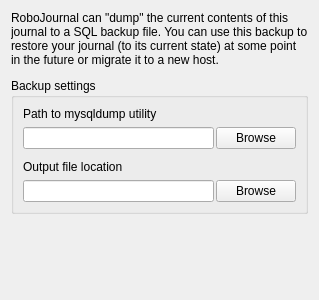
Before: the Qt Designer form ui/exportcreatedump.ui in pwizard2/robojournal, drawn with Qt 5.
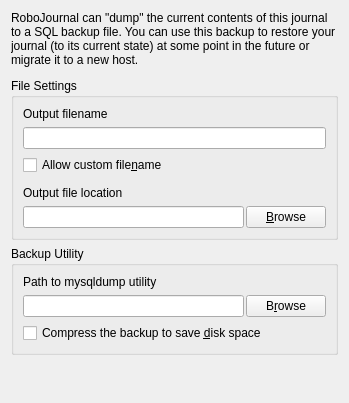
After: the same form once the commit is applied. Icons and pictures are not drawn.

Commit message: completed major redesign of Entry Exporter functionality. Mysqldump feature remains to be built.

What changed in the file:
```diff
--- a/ui/exportcreatedump.ui
+++ b/ui/exportcreatedump.ui
@@ -6,8 +6,8 @@
    <rect>
     <x>0</x>
     <y>0</y>
-    <width>319</width>
-    <height>300</height>
+    <width>349</width>
+    <height>403</height>
    </rect>
   </property>
   <property name="windowTitle">
@@ -15,7 +15,7 @@
   </property>
   <layout class="QVBoxLayout" name="verticalLayout_2">
    <item>
-    <widget class="QLabel" name="label">
+    <widget class="QLabel" name="Introduction">
      <property name="text">
       <string>RoboJournal can &quot;dump&quot; the current contents of this journal to a SQL backup file. You can use this backup to restore your journal (to its current state) at some point in the future or migrate it to a new host.</string>
      </property>
@@ -43,43 +43,31 @@
    <item>
     <widget class="QGroupBox" name="groupBox">
      <property name="title">
-      <string>Backup settings</string>
+      <string>File Settings</string>
      </property>
      <layout class="QVBoxLayout" name="verticalLayout">
       <item>
-       <widget class="QLabel" name="label_2">
+       <widget class="QLabel" name="label">
         <property name="text">
-         <string>Path to mysqldump utility</string>
+         <string>Output filename</string>
         </property>
        </widget>
       </item>
       <item>
-       <layout class="QHBoxLayout" name="horizontalLayout" stretch="1,0">
-        <property name="spacing">
-         <number>2</number>
+       <widget class="QLineEdit" name="DumpFileName"/>
+      </item>
+      <item>
+       <widget class="QCheckBox" name="AllowCustomName">
+        <property name="toolTip">
+         <string>&lt;html&gt;&lt;head/&gt;&lt;body&gt;&lt;p&gt;Checking this box allows you to specify a custom filename. Otherwise, RoboJournal enforces a &lt;nobr&gt;&lt;span style=&quot; font-style:italic;&quot;&gt;[database name]-[export date].sql&lt;/span&gt;&lt;/nobr&gt; naming convention.&lt;/p&gt;&lt;/body&gt;&lt;/html&gt;</string>
         </property>
-        <item>
-         <widget class="QLineEdit" name="DumpPath">
-          <property name="readOnly">
-           <bool>true</bool>
-          </property>
-         </widget>
-        </item>
-        <item>
-         <widget class="QPushButton" name="DumpBrowse">
-          <property name="text">
-           <string>Browse</string>
-          </property>
-          <property name="icon">
-           <iconset resource="../images.qrc">
-            <normaloff>:/icons/folder.png</normaloff>:/icons/folder.png</iconset>
-          </property>
-         </widget>
-        </item>
-       </layout>
+        <property name="text">
+         <string>Allow custom file&amp;name</string>
+        </property>
+       </widget>
       </item>
       <item>
-       <spacer name="verticalSpacer">
+       <spacer name="verticalSpacer_2">
         <property name="orientation">
          <enum>Qt::Vertical</enum>
         </property>
@@ -116,7 +104,7 @@
         <item>
          <widget class="QPushButton" name="FileBrowse">
           <property name="text">
-           <string>Browse</string>
+           <string>&amp;Browse</string>
           </property>
           <property name="icon">
            <iconset resource="../images.qrc">
@@ -130,14 +118,74 @@
     </widget>
    </item>
    <item>
-    <spacer name="verticalSpacer_2">
+    <widget class="QGroupBox" name="groupBox_2">
+     <property name="minimumSize">
+      <size>
+       <width>0</width>
+       <height>0</height>
+      </size>
+     </property>
+     <property name="title">
+      <string>Backup Utility</string>
+     </property>
+     <layout class="QVBoxLayout" name="verticalLayout_3">
+      <item>
+       <widget class="QLabel" name="label_2">
+        <property name="text">
+         <string>Path to mysqldump utility</string>
+        </property>
+       </widget>
+      </item>
+      <item>
+       <layout class="QHBoxLayout" name="horizontalLayout" stretch="1,0">
+        <property name="spacing">
+         <number>2</number>
+        </property>
+        <item>
+         <widget class="QLineEdit" name="DumpPath">
+          <property name="readOnly">
+           <bool>true</bool>
+          </property>
+         </widget>
+        </item>
+        <item>
+         <widget class="QPushButton" name="DumpBrowse">
+          <property name="text">
+           <string>B&amp;rowse</string>
+          </property>
+          <property name="icon">
+           <iconset resource="../images.qrc">
+            <normaloff>:/icons/folder.png</normaloff>:/icons/folder.png</iconset>
+          </property>
+         </widget>
+        </item>
+       </layout>
+      </item>
+      <item>
+       <widget class="QCheckBox" name="AutoCompress">
+        <property name="toolTip">
+         <string>&lt;html&gt;&lt;head/&gt;&lt;body&gt;&lt;p&gt;&lt;span style=&quot; font-weight:600;&quot;&gt;(GNU/Linux only)&lt;/span&gt; If checked, RoboJournal uses the common &lt;span style=&quot; font-style:italic;&quot;&gt;gzip&lt;/span&gt; utility to package the SQL backup into a .gz archive. Once compressed, the backup is saved in the output location as &lt;span style=&quot; font-style:italic;&quot;&gt;[filename].sql.gz&lt;/span&gt;. Compression often reduces file size by at least 50%.&lt;/p&gt;&lt;/body&gt;&lt;/html&gt;</string>
+        </property>
+        <property name="text">
+         <string>Compress the backup to save &amp;disk space</string>
+        </property>
+       </widget>
+      </item>
+     </layout>
+     <zorder>label_2</zorder>
+     <zorder></zorder>
+     <zorder>AutoCompress</zorder>
+    </widget>
+   </item>
+   <item>
+    <spacer name="verticalSpacer">
      <property name="orientation">
       <enum>Qt::Vertical</enum>
      </property>
      <property name="sizeHint" stdset="0">
       <size>
        <width>20</width>
-       <height>32</height>
+       <height>5</height>
       </size>
      </property>
     </spacer>
```
The commit also changes 13 other files.
